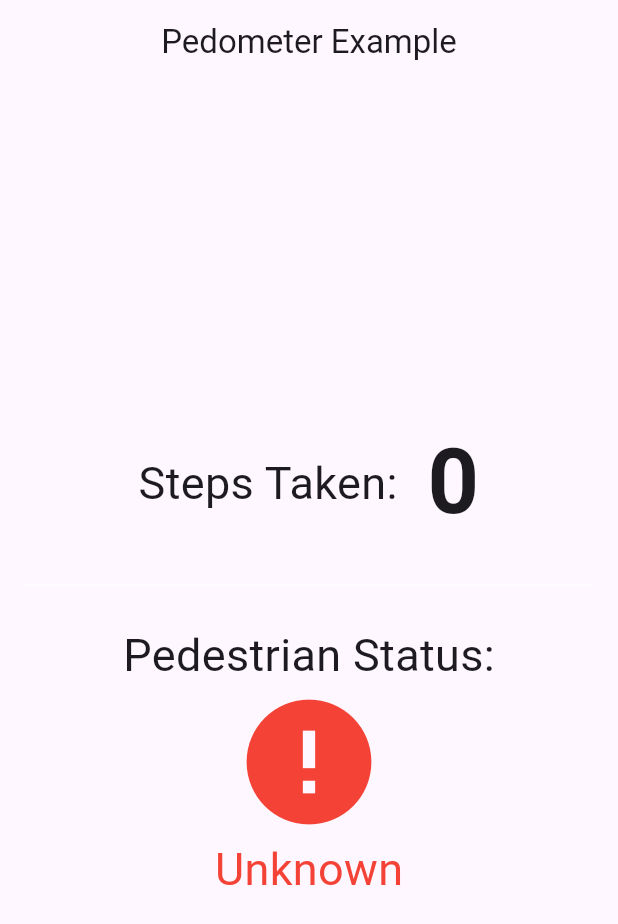
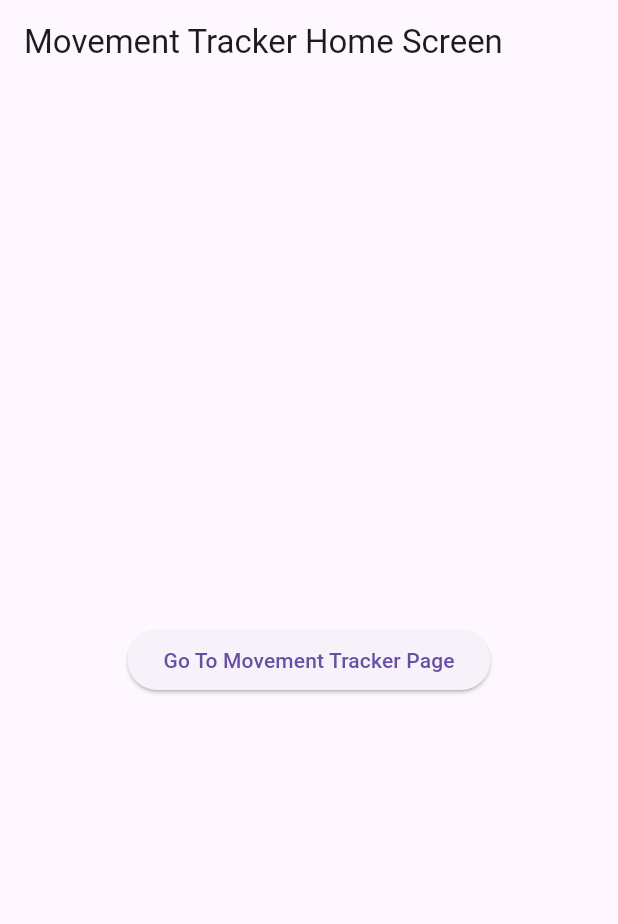
Before and after one commit to sssloba/flutter-movement-tracker, a Flutter app: the screen it shows after launch, on a phone screen of 412 x 824 dp. Shown: the top 924 px of the screen. Run offline on Flutter 3.47's test engine with Material 3 defaults, Android fonts, the light colour scheme and no system bars; our stand-ins replace pedometer, permission_handler.

Commit message:
home-screen

```diff
--- a/lib/main.dart
+++ b/lib/main.dart
@@ -1,122 +1,9 @@
 import 'package:flutter/material.dart';
-import 'package:flutter_movement_tracker/services/pedometer_service.dart';
-import 'dart:async';
-
-import 'package:pedometer/pedometer.dart';
+import 'package:flutter_movement_tracker/screens/home_screen.dart';
 
 void main() {
   WidgetsFlutterBinding.ensureInitialized();
   //if(Platform.isAndroid) {ForegroundService().start();}
 
-  runApp(const MovementTrackerApp());
+  runApp(const HomeScreen());
 }
-
-class MovementTrackerApp extends StatefulWidget {
-  const MovementTrackerApp({super.key});
-
-  @override
-  MovementTrackerAppState createState() => MovementTrackerAppState();
-}
-
-class MovementTrackerAppState extends State<MovementTrackerApp> {
-  final pedometerService = PedometerService();
-  StreamController<StepCount> stepCountStream = StreamController<StepCount>();
-  StreamController<PedestrianStatus> pedestrianStatusStream =
-      StreamController<PedestrianStatus>();
-
-  @override
-  void initState() {
-    super.initState();
-
-    pedometerService.initPlatformState().then((_) {
-      pedometerService.stepCountStream.listen((data) {
-        stepCountStream.add(data);
-      });
-      pedometerService.pedestrianStatusStream.listen((data) {
-        pedestrianStatusStream.add(data);
-      });
-    });
-  }
-
-  @override
-  void dispose() {
-    stepCountStream.close();
-    pedestrianStatusStream.close();
-    super.dispose();
-  }
-
-  @override
-  Widget build(BuildContext context) {
-    return MaterialApp(
-      home: Scaffold(
-        appBar: AppBar(
-          title: const Text('Pedometer Example'),
-          centerTitle: true,
-        ),
-        body: Padding(
-          padding: const EdgeInsets.all(16.0),
-          child: Center(
-            child: Wrap(
-              alignment: WrapAlignment.center,
-              crossAxisAlignment: WrapCrossAlignment.center,
-              spacing: 20.0,
-              children: <Widget>[
-                const Text(
-                  'Steps Taken:',
-                  style: TextStyle(fontSize: 30),
-                ),
-                StreamBuilder<StepCount>(
-                    stream: stepCountStream.stream,
-                    builder: (context, snapshot) {
-                      return Text(
-                        snapshot.data?.steps.toString() ?? '0',
-                        textAlign: TextAlign.center,
-                        style: const TextStyle(
-                            fontSize: 60, fontWeight: FontWeight.bold),
-                      );
-                    }),
-                const Divider(
-                  height: 50,
-                  thickness: 0,
-                  color: Colors.white,
-                ),
-                const Text(
-                  'Pedestrian Status:',
-                  style: TextStyle(fontSize: 30),
-                ),
-                StreamBuilder<PedestrianStatus>(
-                  stream: pedestrianStatusStream.stream,
-                  builder: (context, snapshot) {
-                    return Column(
-                      children: [
-                        Icon(
-                          snapshot.data?.status == 'walking'
-                              ? Icons.directions_walk
-                              : snapshot.data?.status == 'stopped'
-                                  ? Icons.accessibility_new
-                                  : Icons.error,
-                          size: 100,
-                          color: snapshot.data?.status == 'walking'
-                              ? Colors.green
-                              : Colors.red,
-                        ),
-                        Text(
-                          snapshot.data?.status ?? 'Unknown',
-                          style: snapshot.data?.status == 'walking' ||
-                                  snapshot.data?.status == 'stopped'
-                              ? const TextStyle(fontSize: 30)
-                              : const TextStyle(
-                                  fontSize: 30, color: Colors.red),
-                        )
-                      ],
-                    );
-                  },
-                ),
-              ],
-            ),
-          ),
-        ),
-      ),
-    );
-  }
-}
--- /dev/null
+++ b/lib/screens/home_screen.dart
@@ -0,0 +1,63 @@
+import 'package:flutter/material.dart';
+import 'package:flutter_movement_tracker/screens/movement_tracker.dart';
+import 'package:flutter_movement_tracker/services/pedometer_service.dart';
+import 'package:permission_handler/permission_handler.dart';
+
+class HomeScreen extends StatefulWidget {
+  const HomeScreen({super.key});
+
+  @override
+  State<HomeScreen> createState() => _HomeScreenState();
+}
+
+class _HomeScreenState extends State<HomeScreen> {
+  bool permisssionGranted = false;
+  @override
+  void initState() {
+    super.initState();
+
+    Permission.activityRecognition.request().then((value) {
+      if (value.isGranted) {
+        permisssionGranted = true;
+        PedometerService().initPlatformState();
+        setState(() {});
+      } else {
+        if (mounted) {
+          ScaffoldMessenger.of(context).showSnackBar(
+            const SnackBar(
+              content: Text(
+                'Activity Recognation Permission must be enable for Mouvemetn Tracking',
+              ),
+            ),
+          );
+        }
+      }
+    });
+  }
+
+  @override
+  Widget build(BuildContext context) {
+    return MaterialApp(
+      home: Scaffold(
+        appBar: AppBar(
+          title: const Text('Movement Tracker Home Screen'),
+        ),
+        body: Center(
+          child: Builder(builder: (context) {
+            return ElevatedButton(
+              onPressed: permisssionGranted
+                  ? () => Navigator.push(
+                        context,
+                        MaterialPageRoute(
+                          builder: (context) => const MovementTracker(),
+                        ),
+                      )
+                  : null,
+              child: const Text('Go To Movement Tracker Page'),
+            );
+          }),
+        ),
+      ),
+    );
+  }
+}
--- /dev/null
+++ b/lib/screens/movement_tracker.dart
@@ -0,0 +1,115 @@
+import 'package:flutter/material.dart';
+import 'package:flutter_movement_tracker/services/pedometer_service.dart';
+
+import 'package:pedometer/pedometer.dart';
+
+class MovementTracker extends StatefulWidget {
+  const MovementTracker({super.key});
+
+  @override
+  MovementTrackerState createState() => MovementTrackerState();
+}
+
+class MovementTrackerState extends State<MovementTracker> {
+  //final pedometerService = PedometerService();
+  // StreamController<StepCount> stepCountStream = StreamController<StepCount>();
+  // StreamController<PedestrianStatus> pedestrianStatusStream =
+  //     StreamController<PedestrianStatus>();
+
+  @override
+  void initState() {
+    super.initState();
+
+    //pedometerService.initPlatformState();
+    // .then((_) {
+    //   pedometerService.stepCountStream.listen((data) {
+    //     stepCountStream.add(data);
+    //   });
+    //   pedometerService.pedestrianStatusStream.listen((data) {
+    //     pedestrianStatusStream.add(data);
+    //   });
+    // });
+  }
+
+  // @override
+  // void dispose() {
+  //   stepCountStream.close();
+  //   pedestrianStatusStream.close();
+  //   super.dispose();
+  // }
+
+  @override
+  Widget build(BuildContext context) {
+    return MaterialApp(
+      home: Scaffold(
+        appBar: AppBar(
+          title: const Text('Pedometer Example'),
+          centerTitle: true,
+        ),
+        body: Padding(
+          padding: const EdgeInsets.all(16.0),
+          child: Center(
+            child: Wrap(
+              alignment: WrapAlignment.center,
+              crossAxisAlignment: WrapCrossAlignment.center,
+              spacing: 20.0,
+              children: <Widget>[
+                const Text(
+                  'Steps Taken:',
+                  style: TextStyle(fontSize: 30),
+                ),
+                StreamBuilder<StepCount>(
+                    stream: PedometerService.stepCountStream,
+                    builder: (context, snapshot) {
+                      return Text(
+                        snapshot.data?.steps.toString() ?? '0',
+                        textAlign: TextAlign.center,
+                        style: const TextStyle(
+                            fontSize: 60, fontWeight: FontWeight.bold),
+                      );
+                    }),
+                const Divider(
+                  height: 50,
+                  thickness: 0,
+                  color: Colors.white,
+                ),
+                const Text(
+                  'Pedestrian Status:',
+                  style: TextStyle(fontSize: 30),
+                ),
+                StreamBuilder<PedestrianStatus>(
+                  stream: PedometerService.pedestrianStatusStream,
+                  builder: (context, snapshot) {
+                    return Column(
+                      children: [
+                        Icon(
+                          snapshot.data?.status == 'walking'
+                              ? Icons.directions_walk
+                              : snapshot.data?.status == 'stopped'
+                                  ? Icons.accessibility_new
+                                  : Icons.error,
+                          size: 100,
+                          color: snapshot.data?.status == 'walking'
+                              ? Colors.green
+                              : Colors.red,
+                        ),
+                        Text(
+                          snapshot.data?.status ?? 'Unknown',
+                          style: snapshot.data?.status == 'walking' ||
+                                  snapshot.data?.status == 'stopped'
+                              ? const TextStyle(fontSize: 30)
+                              : const TextStyle(
+                                  fontSize: 30, color: Colors.red),
+                        )
+                      ],
+                    );
+                  },
+                ),
+              ],
+            ),
+          ),
+        ),
+      ),
+    );
+  }
+}
--- a/lib/services/pedometer_service.dart
+++ b/lib/services/pedometer_service.dart
@@ -5,17 +5,15 @@ import 'package:pedometer/pedometer.dart';
 import 'package:permission_handler/permission_handler.dart';
 
 class PedometerService {
-  late Stream<StepCount> _stepCountStream;
-  late Stream<PedestrianStatus> _pedestrianStatusStream;
+  static late Stream<StepCount> stepCountStream;
+  static late Stream<PedestrianStatus> pedestrianStatusStream;
   String _status = 'Unknown', _steps = '0';
 
   String get status => _status;
   String get steps => _steps;
-  Stream<StepCount> get stepCountStream => _stepCountStream;
-  Stream<PedestrianStatus> get pedestrianStatusStream =>
-      _pedestrianStatusStream;
-
-  // StreamSubscription<String> get st =>_stepCountStream.;
+  // Stream<StepCount> get stepCountStream => _stepCountStream;
+  // Stream<PedestrianStatus> get pedestrianStatusStream =>
+  //     _pedestrianStatusStream;
 
   void onStepCount(StepCount event) {
     debugPrint('Step Count event: $event');
@@ -42,18 +40,18 @@ class PedometerService {
   }
 
   Future<void> initPlatformState() async {
-    final activityPermission = await Permission.activityRecognition.request();
+    //final activityPermission = await Permission.activityRecognition.request();
 
-    if (activityPermission.isGranted) {
-      _pedestrianStatusStream = Pedometer.pedestrianStatusStream;
-      _pedestrianStatusStream
-          .listen(onPedestrianStatusChanged)
-          .onError(onPedestrianStatusError);
+    //if (activityPermission.isGranted) {
+    pedestrianStatusStream = Pedometer.pedestrianStatusStream;
+    pedestrianStatusStream
+        .listen(onPedestrianStatusChanged)
+        .onError(onPedestrianStatusError);
 
-      _stepCountStream = Pedometer.stepCountStream;
-      _stepCountStream.listen(onStepCount).onError(onStepCountError);
-    } else {
-      onPedestrianStatusError('Activity permission is not granted');
-    }
+    stepCountStream = Pedometer.stepCountStream;
+    stepCountStream.listen(onStepCount).onError(onStepCountError);
+    // } else {
+    //   onPedestrianStatusError('Activity permission is not granted');
+    // }
   }
 }
```
